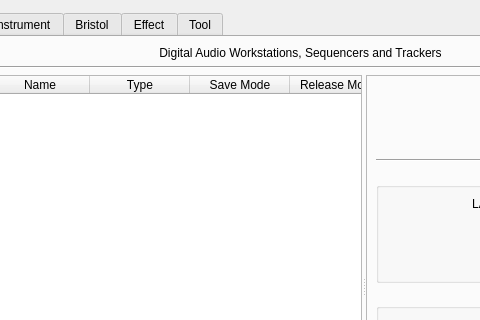
Above: src/ui/claudia_launcher.ui from falkTX/Cadence before the change; both pictures show x 133 to 613 and y 0 to 320 of the 867 by 519 pixel window. Below: the same form after it.
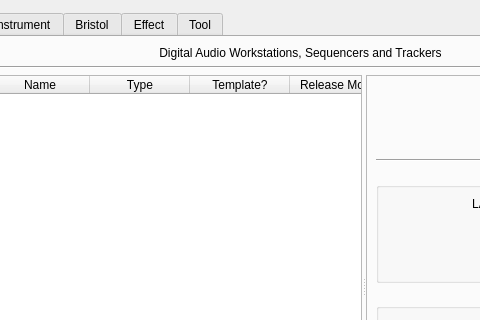
That is the form after the change.

Commit message: Claudia-Launcher: s/Save Mode/Template?/

Patch:
```diff
--- a/src/ui/claudia_launcher.ui
+++ b/src/ui/claudia_launcher.ui
@@ -97,7 +97,7 @@
           </column>
           <column>
            <property name="text">
-            <string>Save Mode</string>
+            <string>Template?</string>
            </property>
           </column>
           <column>
```
Left out of the diff: 8 changed lines with no effect on the pictures.
